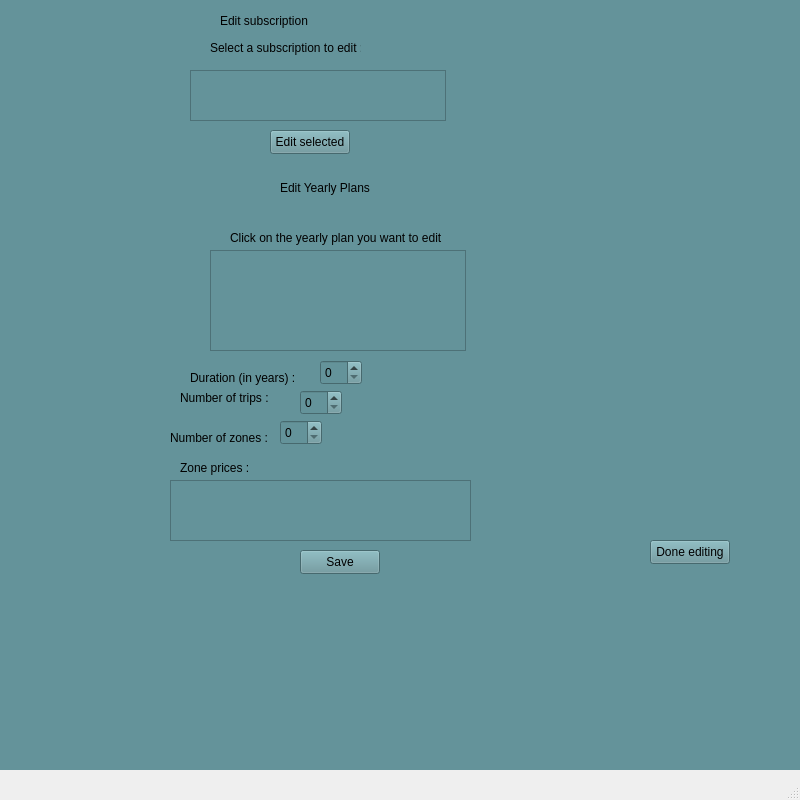
Old version of the form omar qt/QtWidgetsApplication3.ui in the repository MohammedNaser28/SP_metro_system.
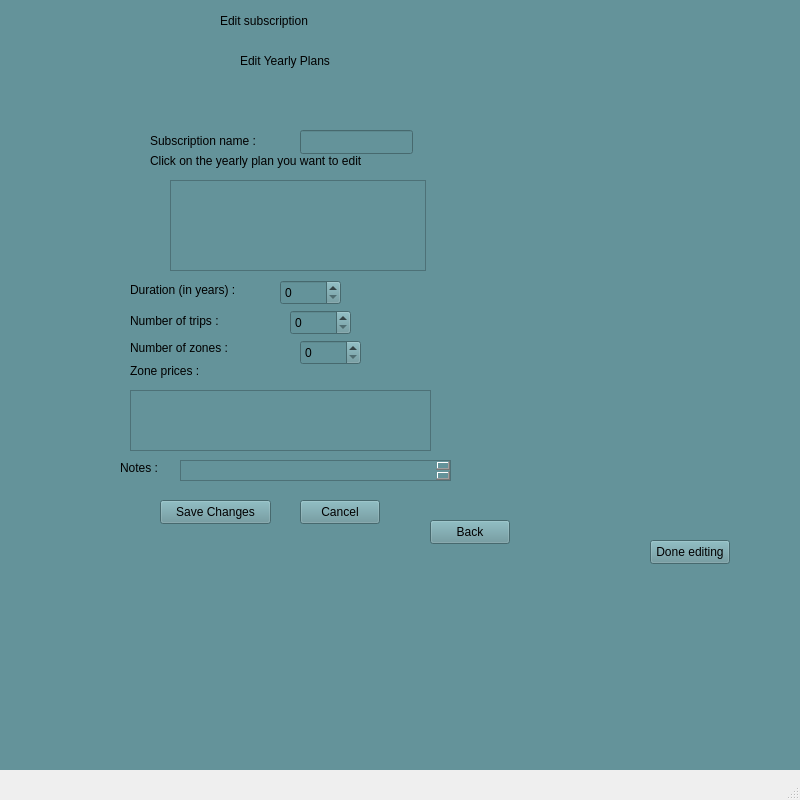
New version of the form. The open tabs and pages were chosen to show the change. Icons and pictures are not drawn.

What changed in the file:
```diff
--- a/omar qt/QtWidgetsApplication3.ui
+++ b/omar qt/QtWidgetsApplication3.ui
@@ -252,51 +252,18 @@
        <string>Done editing</string>
       </property>
      </widget>
-     <widget class="QLabel" name="label_select_sub">
-      <property name="geometry">
-       <rect>
-        <x>210</x>
-        <y>70</y>
-        <width>151</width>
-        <height>16</height>
-       </rect>
-      </property>
-      <property name="text">
-       <string>Select a subscription to edit :</string>
-      </property>
-     </widget>
-     <widget class="QListWidget" name="listWidget_subscriptions_2">
-      <property name="geometry">
-       <rect>
-        <x>190</x>
-        <y>100</y>
-        <width>256</width>
-        <height>51</height>
-       </rect>
-      </property>
-     </widget>
-     <widget class="QPushButton" name="pushButton_select_sub">
-      <property name="geometry">
-       <rect>
-        <x>270</x>
-        <y>160</y>
-        <width>80</width>
-        <height>24</height>
-       </rect>
-      </property>
-      <property name="text">
-       <string>Edit selected</string>
-      </property>
-     </widget>
      <widget class="QStackedWidget" name="stackedWidget_editType">
       <property name="geometry">
        <rect>
-        <x>110</x>
-        <y>210</y>
-        <width>451</width>
-        <height>421</height>
+        <x>70</x>
+        <y>80</y>
+        <width>531</width>
+        <height>551</height>
        </rect>
       </property>
+      <property name="styleSheet">
+       <string notr="true">font: 12pt &quot;Segoe UI&quot;;</string>
+      </property>
       <property name="currentIndex">
        <number>0</number>
       </property>
@@ -806,8 +773,8 @@
          <rect>
           <x>170</x>
           <y>0</y>
-          <width>101</width>
-          <height>16</height>
+          <width>131</width>
+          <height>21</height>
          </rect>
         </property>
         <property name="text">
@@ -817,10 +784,10 @@
        <widget class="QLabel" name="label_65">
         <property name="geometry">
          <rect>
-          <x>120</x>
-          <y>50</y>
-          <width>231</width>
-          <height>16</height>
+          <x>80</x>
+          <y>100</y>
+          <width>291</width>
+          <height>21</height>
          </rect>
         </property>
         <property name="text">
@@ -831,19 +798,19 @@
         <property name="geometry">
          <rect>
           <x>100</x>
-          <y>70</y>
+          <y>130</y>
           <width>256</width>
-          <height>101</height>
+          <height>91</height>
          </rect>
         </property>
        </widget>
        <widget class="QLabel" name="label_66">
         <property name="geometry">
          <rect>
-          <x>80</x>
-          <y>190</y>
-          <width>121</width>
-          <height>16</height>
+          <x>60</x>
+          <y>230</y>
+          <width>161</width>
+          <height>20</height>
          </rect>
         </property>
         <property name="text">
@@ -853,10 +820,10 @@
        <widget class="QLabel" name="label_67">
         <property name="geometry">
          <rect>
-          <x>70</x>
-          <y>210</y>
-          <width>111</width>
-          <height>16</height>
+          <x>60</x>
+          <y>260</y>
+          <width>131</width>
+          <height>21</height>
          </rect>
         </property>
         <property name="text">
@@ -867,8 +834,8 @@
         <property name="geometry">
          <rect>
           <x>60</x>
-          <y>250</y>
-          <width>101</width>
+          <y>290</y>
+          <width>131</width>
           <height>16</height>
          </rect>
         </property>
@@ -880,39 +847,48 @@
         <property name="geometry">
          <rect>
           <x>210</x>
-          <y>180</y>
-          <width>42</width>
+          <y>230</y>
+          <width>61</width>
           <height>25</height>
          </rect>
         </property>
+        <property name="maximum">
+         <number>10000</number>
+        </property>
        </widget>
        <widget class="QSpinBox" name="spinBox_yearTrips">
         <property name="geometry">
          <rect>
-          <x>190</x>
-          <y>210</y>
-          <width>42</width>
+          <x>220</x>
+          <y>260</y>
+          <width>61</width>
           <height>25</height>
          </rect>
         </property>
+        <property name="maximum">
+         <number>10000</number>
+        </property>
        </widget>
        <widget class="QSpinBox" name="spinBox_yearZones">
         <property name="geometry">
          <rect>
-          <x>170</x>
-          <y>240</y>
-          <width>42</width>
+          <x>230</x>
+          <y>290</y>
+          <width>61</width>
           <height>25</height>
          </rect>
         </property>
+        <property name="maximum">
+         <number>10000</number>
+        </property>
        </widget>
        <widget class="QLabel" name="label_69">
         <property name="geometry">
          <rect>
-          <x>70</x>
-          <y>280</y>
+          <x>60</x>
+          <y>310</y>
           <width>91</width>
-          <height>16</height>
+          <height>21</height>
          </rect>
         </property>
         <property name="text">
@@ -923,7 +899,7 @@
         <property name="geometry">
          <rect>
           <x>60</x>
-          <y>300</y>
+          <y>340</y>
           <width>301</width>
           <height>61</height>
          </rect>
@@ -945,14 +921,14 @@
        <widget class="QPushButton" name="pushButton_editYearSave">
         <property name="geometry">
          <rect>
-          <x>190</x>
-          <y>370</y>
-          <width>80</width>
+          <x>90</x>
+          <y>450</y>
+          <width>111</width>
           <height>24</height>
          </rect>
         </property>
         <property name="text">
-         <string>Save</string>
+         <string>Save Changes</string>
         </property>
        </widget>
        <widget class="QLabel" name="label_currentEditedPlanYearly">
@@ -968,6 +944,78 @@
          <string/>
         </property>
        </widget>
+       <widget class="QPushButton" name="pushButton_cancel_changesedityearly">
+        <property name="geometry">
+         <rect>
+          <x>230</x>
+          <y>450</y>
+          <width>80</width>
+          <height>24</height>
+         </rect>
+        </property>
+        <property name="text">
+         <string>Cancel</string>
+        </property>
+       </widget>
+       <widget class="QPushButton" name="pushButton_backedityearly">
+        <property name="geometry">
+         <rect>
+          <x>360</x>
+          <y>470</y>
+          <width>80</width>
+          <height>24</height>
+         </rect>
+        </property>
+        <property name="text">
+         <string>Back</string>
+        </property>
+       </widget>
+       <widget class="QLabel" name="label_notes_fixed_3">
+        <property name="geometry">
+         <rect>
+          <x>50</x>
+          <y>410</y>
+          <width>49</width>
+          <height>16</height>
+         </rect>
+        </property>
+        <property name="text">
+         <string>Notes :</string>
+        </property>
+       </widget>
+       <widget class="QTextEdit" name="textEdit_notes_edityearly">
+        <property name="geometry">
+         <rect>
+          <x>110</x>
+          <y>410</y>
+          <width>271</width>
+          <height>21</height>
+         </rect>
+        </property>
+       </widget>
+       <widget class="QLabel" name="label_plan_name_fixed_3">
+        <property name="geometry">
+         <rect>
+          <x>80</x>
+          <y>80</y>
+          <width>151</width>
+          <height>21</height>
+         </rect>
+        </property>
+        <property name="text">
+         <string>Subscription name :</string>
+        </property>
+       </widget>
+       <widget class="QLineEdit" name="subname_edityearly">
+        <property name="geometry">
+         <rect>
+          <x>230</x>
+          <y>80</y>
+          <width>113</width>
+          <height>24</height>
+         </rect>
+        </property>
+       </widget>
       </widget>
      </widget>
     </widget>
```
Left out of the diff: 367 changed lines with no effect on the pictures.
